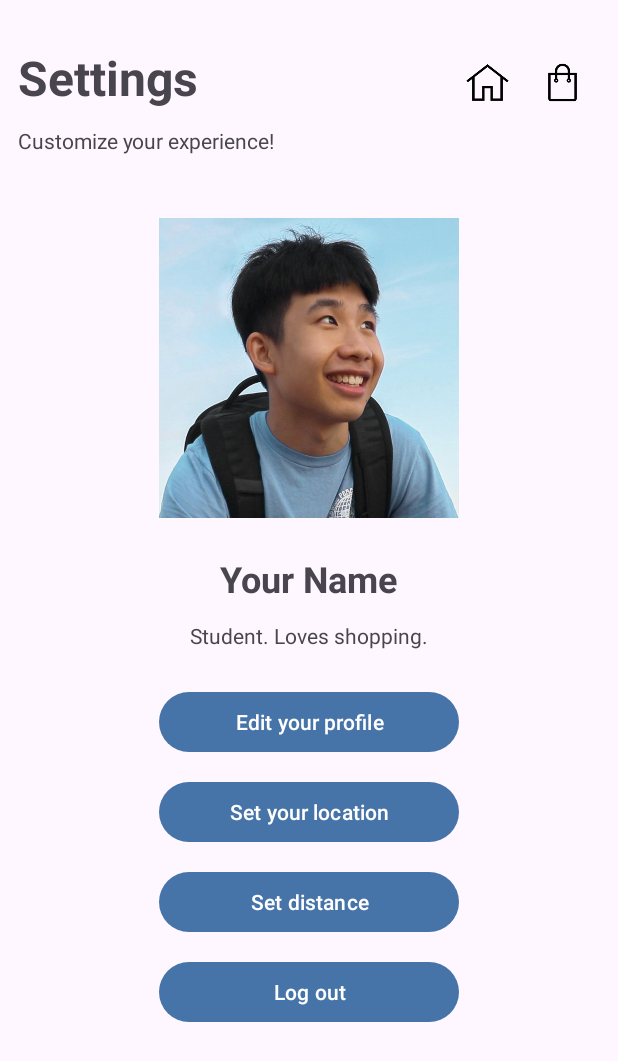
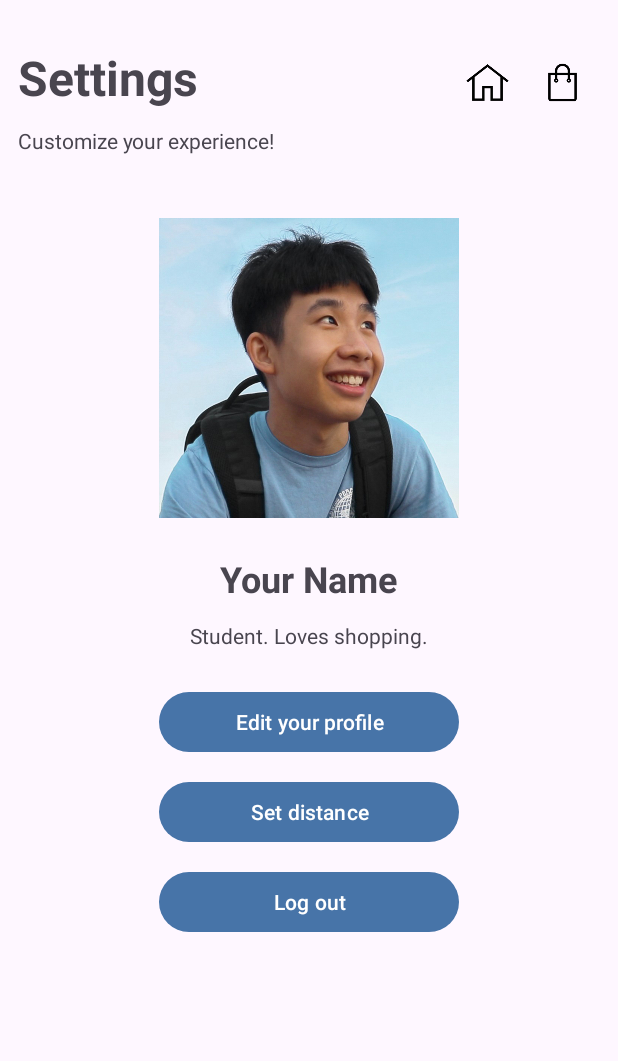
Before and after one commit to tysalaj/Shop-Nonstop-, an Android app: the layout settingspage.xml on its own in the app's theme, with its tools: preview values and no code run, on a phone screen of 412 x 824 dp. Shown: the top 1061 px of the screen. Run offline under Robolectric (Android 15) with nearby library versions, the light colour scheme and no system bars.

```diff
--- a/app/src/main/res/layout/settingspage.xml
+++ b/app/src/main/res/layout/settingspage.xml
@@ -109,7 +109,7 @@
                 android:textSize="14sp" />
 
             <Button
-                android:id="@+id/buttonSetLocation2"
+                android:id="@+id/editProfile"
                 android:layout_width="200dp"
                 android:layout_height="wrap_content"
                 android:layout_below="@id/textViewUserEmail"
@@ -117,18 +117,10 @@
                 android:text="Edit your profile" />
 
             <Button
-                android:id="@+id/buttonSetLocation"
-                android:layout_width="200dp"
-                android:layout_height="wrap_content"
-                android:layout_below="@id/textViewUserEmail"
-                android:layout_marginBottom="12dp"
-                android:text="Set your location" />
-
-            <Button
                 android:id="@+id/buttonSetDistance"
                 android:layout_width="200dp"
                 android:layout_height="wrap_content"
-                android:layout_below="@id/buttonSetLocation"
+                android:layout_below="@id/editProfile"
                 android:layout_marginBottom="12dp"
                 android:text="Set distance" />
 
```
Also changed, not shown: app/src/main/java/com/cs407/shopnonstoptylersexample/SettingsPage.java (+3 -10 lines).
